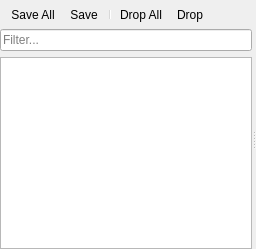
This is apps/rehuco-agent/src/rehuco_agent/settings/ui/settings_dialog.ui in borco/rehuco as Qt 5 draws it before an edit. The edited form follows.
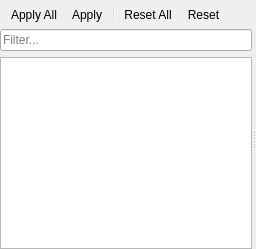
This is the edited form.

Commit message:
refs #68: feat: relabel Settings dialog buttons (Save/Drop -> Apply/Reset)
Renames the toolbar actions and their slots to match: save_all_action ->
apply_all_action, save_current_page_action -> apply_current_page_action,
drop_all_action -> reset_all_action, drop_current_page_action ->
reset_current_page_action.

```diff
--- a/apps/rehuco-agent/src/rehuco_agent/settings/ui/settings_dialog.ui
+++ b/apps/rehuco-agent/src/rehuco_agent/settings/ui/settings_dialog.ui
@@ -20,11 +20,11 @@
    </property>
    <item>
     <widget class="QToolBar" name="toolbar">
-     <addaction name="save_all_action"/>
-     <addaction name="save_current_page_action"/>
+     <addaction name="apply_all_action"/>
+     <addaction name="apply_current_page_action"/>
      <addaction name="separator"/>
-     <addaction name="drop_all_action"/>
-     <addaction name="drop_current_page_action"/>
+     <addaction name="reset_all_action"/>
+     <addaction name="reset_current_page_action"/>
     </widget>
    </item>
    <item>
@@ -54,33 +54,33 @@
     </widget>
    </item>
   </layout>
-  <action name="save_all_action">
+  <action name="apply_all_action">
    <property name="text">
-    <string>Save All</string>
+    <string>Apply All</string>
    </property>
    <property name="toolTip">
-    <string>Save changes on every page</string>
+    <string>Apply changes on every page</string>
    </property>
   </action>
-  <action name="save_current_page_action">
+  <action name="apply_current_page_action">
    <property name="text">
-    <string>Save</string>
+    <string>Apply</string>
    </property>
    <property name="toolTip">
-    <string>Save the current page's changes</string>
+    <string>Apply the current page's changes</string>
    </property>
   </action>
-  <action name="drop_all_action">
+  <action name="reset_all_action">
    <property name="text">
-    <string>Drop All</string>
+    <string>Reset All</string>
    </property>
    <property name="toolTip">
     <string>Discard changes on every page</string>
    </property>
   </action>
-  <action name="drop_current_page_action">
+  <action name="reset_current_page_action">
    <property name="text">
-    <string>Drop</string>
+    <string>Reset</string>
    </property>
    <property name="toolTip">
     <string>Discard the current page's changes</string>
```
The commit also changes 2 other files.
